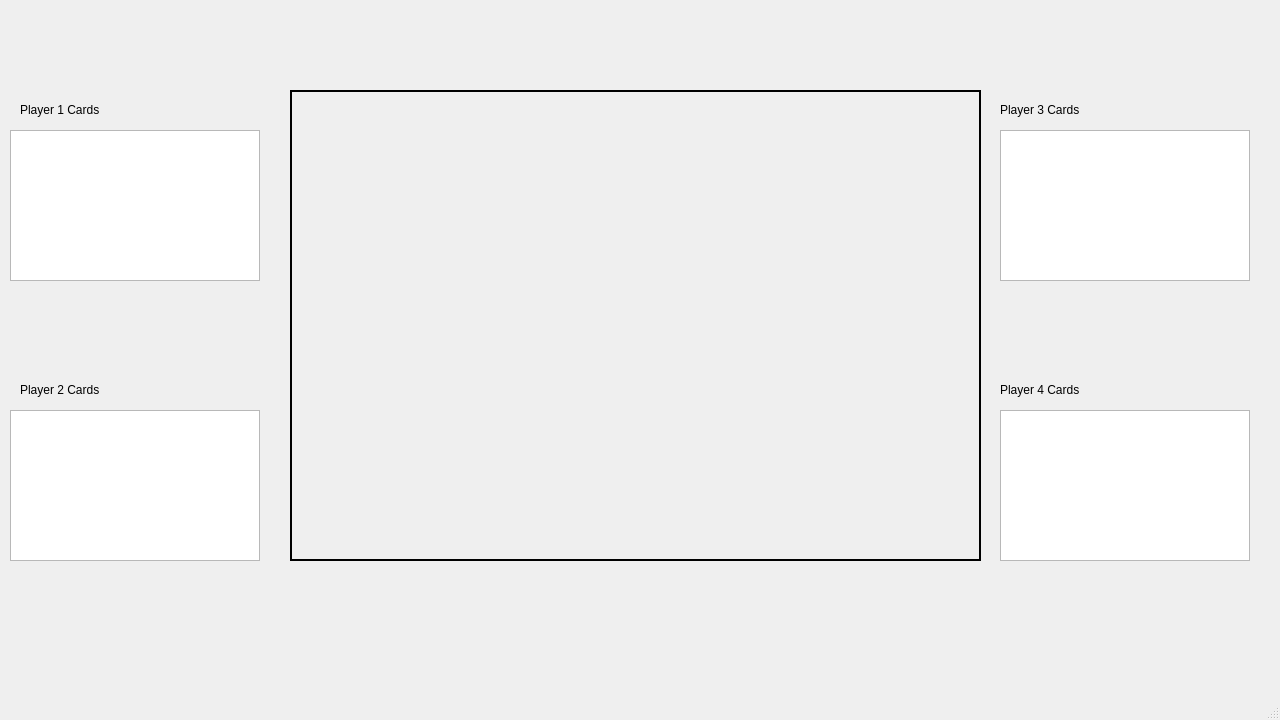
First picture: the form in ui/GameBoard.ui, repository coleslaugh/StPetersburgAI, before the edit.
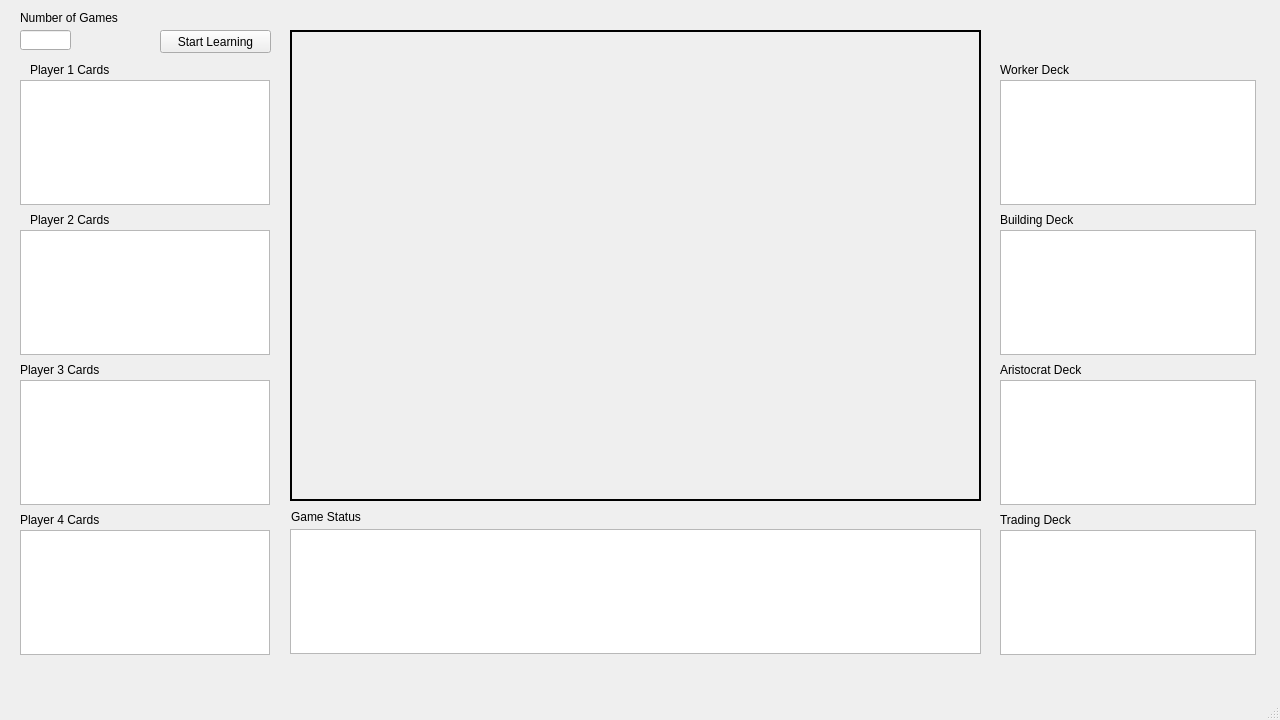
Second picture: the form after the edit. Icons and pictures are not drawn.

Commit message: Board as new Base Class

Diff of the .ui file:
```diff
--- a/ui/GameBoard.ui
+++ b/ui/GameBoard.ui
@@ -18,7 +18,7 @@
     <property name="geometry">
      <rect>
       <x>290</x>
-      <y>90</y>
+      <y>30</y>
       <width>691</width>
       <height>471</height>
      </rect>
@@ -42,10 +42,10 @@
    <widget class="QListView" name="listPlayer_Cards_1">
     <property name="geometry">
      <rect>
-      <x>10</x>
-      <y>130</y>
+      <x>20</x>
+      <y>80</y>
       <width>250</width>
-      <height>151</height>
+      <height>125</height>
      </rect>
     </property>
    </widget>
@@ -53,7 +53,7 @@
     <property name="geometry">
      <rect>
       <x>340</x>
-      <y>320</y>
+      <y>260</y>
       <width>71</width>
       <height>91</height>
      </rect>
@@ -66,7 +66,7 @@
     <property name="geometry">
      <rect>
       <x>415</x>
-      <y>320</y>
+      <y>260</y>
       <width>71</width>
       <height>91</height>
      </rect>
@@ -79,7 +79,7 @@
     <property name="geometry">
      <rect>
       <x>490</x>
-      <y>320</y>
+      <y>260</y>
       <width>71</width>
       <height>91</height>
      </rect>
@@ -92,7 +92,7 @@
     <property name="geometry">
      <rect>
       <x>570</x>
-      <y>320</y>
+      <y>260</y>
       <width>71</width>
       <height>91</height>
      </rect>
@@ -105,7 +105,7 @@
     <property name="geometry">
      <rect>
       <x>640</x>
-      <y>320</y>
+      <y>260</y>
       <width>71</width>
       <height>91</height>
      </rect>
@@ -118,7 +118,7 @@
     <property name="geometry">
      <rect>
       <x>715</x>
-      <y>320</y>
+      <y>260</y>
       <width>71</width>
       <height>91</height>
      </rect>
@@ -131,7 +131,7 @@
     <property name="geometry">
      <rect>
       <x>790</x>
-      <y>320</y>
+      <y>260</y>
       <width>71</width>
       <height>91</height>
      </rect>
@@ -144,7 +144,7 @@
     <property name="geometry">
      <rect>
       <x>865</x>
-      <y>320</y>
+      <y>260</y>
       <width>71</width>
       <height>91</height>
      </rect>
@@ -156,8 +156,8 @@
    <widget class="QLabel" name="label_2">
     <property name="geometry">
      <rect>
-      <x>20</x>
-      <y>100</y>
+      <x>30</x>
+      <y>60</y>
       <width>111</width>
       <height>19</height>
      </rect>
@@ -170,7 +170,7 @@
     <property name="geometry">
      <rect>
       <x>340</x>
-      <y>420</y>
+      <y>360</y>
       <width>71</width>
       <height>91</height>
      </rect>
@@ -183,7 +183,7 @@
     <property name="geometry">
      <rect>
       <x>415</x>
-      <y>420</y>
+      <y>360</y>
       <width>71</width>
       <height>91</height>
      </rect>
@@ -196,7 +196,7 @@
     <property name="geometry">
      <rect>
       <x>490</x>
-      <y>420</y>
+      <y>360</y>
       <width>71</width>
       <height>91</height>
      </rect>
@@ -209,7 +209,7 @@
     <property name="geometry">
      <rect>
       <x>570</x>
-      <y>420</y>
+      <y>360</y>
       <width>71</width>
       <height>91</height>
      </rect>
@@ -222,7 +222,7 @@
     <property name="geometry">
      <rect>
       <x>640</x>
-      <y>420</y>
+      <y>360</y>
       <width>71</width>
       <height>91</height>
      </rect>
@@ -235,7 +235,7 @@
     <property name="geometry">
      <rect>
       <x>715</x>
-      <y>420</y>
+      <y>360</y>
       <width>71</width>
       <height>91</height>
      </rect>
@@ -248,7 +248,7 @@
     <property name="geometry">
      <rect>
       <x>790</x>
-      <y>420</y>
+      <y>360</y>
       <width>71</width>
       <height>91</height>
      </rect>
@@ -261,7 +261,7 @@
     <property name="geometry">
      <rect>
       <x>865</x>
-      <y>420</y>
+      <y>360</y>
       <width>71</width>
       <height>91</height>
      </rect>
@@ -273,38 +273,38 @@
    <widget class="QListView" name="listPlayer_Cards_2">
     <property name="geometry">
      <rect>
-      <x>10</x>
-      <y>410</y>
+      <x>20</x>
+      <y>230</y>
       <width>250</width>
-      <height>151</height>
+      <height>125</height>
      </rect>
     </property>
    </widget>
    <widget class="QListView" name="listPlayer_Cards_3">
     <property name="geometry">
      <rect>
-      <x>1000</x>
-      <y>130</y>
+      <x>20</x>
+      <y>380</y>
       <width>250</width>
-      <height>151</height>
+      <height>125</height>
      </rect>
     </property>
    </widget>
    <widget class="QListView" name="listPlayer_Cards_4">
     <property name="geometry">
      <rect>
-      <x>1000</x>
-      <y>410</y>
+      <x>20</x>
+      <y>530</y>
       <width>250</width>
-      <height>151</height>
+      <height>125</height>
      </rect>
     </property>
    </widget>
    <widget class="QLabel" name="label_3">
     <property name="geometry">
      <rect>
-      <x>20</x>
-      <y>380</y>
+      <x>30</x>
+      <y>210</y>
       <width>111</width>
       <height>19</height>
      </rect>
@@ -316,8 +316,8 @@
    <widget class="QLabel" name="label_4">
     <property name="geometry">
      <rect>
-      <x>1000</x>
-      <y>100</y>
+      <x>20</x>
+      <y>360</y>
       <width>111</width>
       <height>19</height>
      </rect>
@@ -329,8 +329,8 @@
    <widget class="QLabel" name="label_5">
     <property name="geometry">
      <rect>
-      <x>1000</x>
-      <y>380</y>
+      <x>20</x>
+      <y>510</y>
       <width>111</width>
       <height>19</height>
      </rect>
@@ -339,6 +339,157 @@
      <string>Player 4 Cards</string>
     </property>
    </widget>
+   <widget class="QListView" name="listDeck_Worker">
+    <property name="geometry">
+     <rect>
+      <x>1000</x>
+      <y>80</y>
+      <width>256</width>
+      <height>125</height>
+     </rect>
+    </property>
+   </widget>
+   <widget class="QLabel" name="label_6">
+    <property name="geometry">
+     <rect>
+      <x>1000</x>
+      <y>60</y>
+      <width>111</width>
+      <height>19</height>
+     </rect>
+    </property>
+    <property name="text">
+     <string>Worker Deck</string>
+    </property>
+   </widget>
+   <widget class="QLabel" name="label_7">
+    <property name="geometry">
+     <rect>
+      <x>1000</x>
+      <y>210</y>
+      <width>111</width>
+      <height>19</height>
+     </rect>
+    </property>
+    <property name="text">
+     <string>Building Deck</string>
+    </property>
+   </widget>
+   <widget class="QListView" name="listDeck_Building">
+    <property name="geometry">
+     <rect>
+      <x>1000</x>
+      <y>230</y>
+      <width>256</width>
+      <height>125</height>
+     </rect>
+    </property>
+   </widget>
+   <widget class="QLabel" name="label_8">
+    <property name="geometry">
+     <rect>
+      <x>1000</x>
+      <y>360</y>
+      <width>111</width>
+      <height>19</height>
+     </rect>
+    </property>
+    <property name="text">
+     <string>Aristocrat Deck</string>
+    </property>
+   </widget>
+   <widget class="QListView" name="listDeck_Aristocrat">
+    <property name="geometry">
+     <rect>
+      <x>1000</x>
+      <y>380</y>
+      <width>256</width>
+      <height>125</height>
+     </rect>
+    </property>
+   </widget>
+   <widget class="QListView" name="listDeck_Trading">
+    <property name="geometry">
+     <rect>
+      <x>1000</x>
+      <y>530</y>
+      <width>256</width>
+      <height>125</height>
+     </rect>
+    </property>
+   </widget>
+   <widget class="QLabel" name="label_9">
+    <property name="geometry">
+     <rect>
+      <x>1000</x>
+      <y>510</y>
+      <width>111</width>
+      <height>19</height>
+     </rect>
+    </property>
+    <property name="text">
+     <string>Trading Deck</string>
+    </property>
+   </widget>
+   <widget class="QListView" name="listStatus">
+    <property name="geometry">
+     <rect>
+      <x>290</x>
+      <y>529</y>
+      <width>691</width>
+      <height>125</height>
+     </rect>
+    </property>
+   </widget>
+   <widget class="QLabel" name="label_10">
+    <property name="geometry">
+     <rect>
+      <x>291</x>
+      <y>507</y>
+      <width>151</width>
+      <height>19</height>
+     </rect>
+    </property>
+    <property name="text">
+     <string>Game Status</string>
+    </property>
+   </widget>
+   <widget class="QPushButton" name="btnStart">
+    <property name="geometry">
+     <rect>
+      <x>160</x>
+      <y>30</y>
+      <width>111</width>
+      <height>23</height>
+     </rect>
+    </property>
+    <property name="text">
+     <string>Start Learning</string>
+    </property>
+   </widget>
+   <widget class="QLineEdit" name="lineNumGames">
+    <property name="geometry">
+     <rect>
+      <x>20</x>
+      <y>30</y>
+      <width>51</width>
+      <height>20</height>
+     </rect>
+    </property>
+   </widget>
+   <widget class="QLabel" name="label_11">
+    <property name="geometry">
+     <rect>
+      <x>20</x>
+      <y>10</y>
+      <width>111</width>
+      <height>16</height>
+     </rect>
+    </property>
+    <property name="text">
+     <string>Number of Games</string>
+    </property>
+   </widget>
   </widget>
   <widget class="QMenuBar" name="menubar">
    <property name="geometry">
```
Left out of the diff: 8 changed lines with no effect on the pictures. The commit also changes 5 other files.
